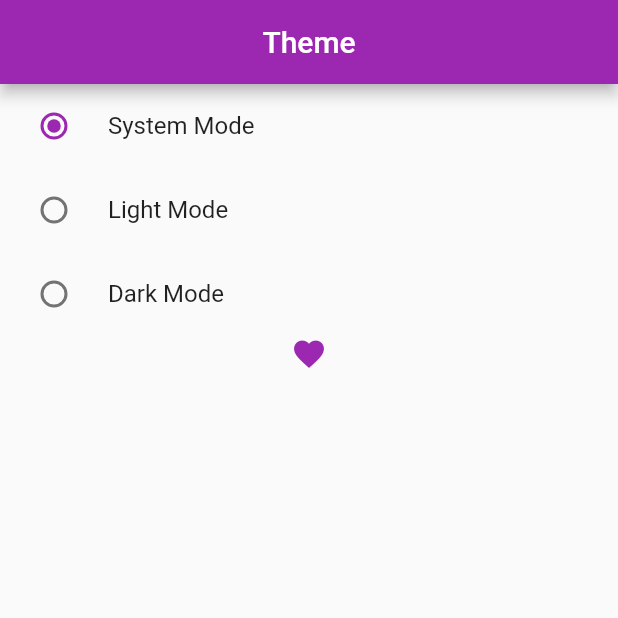
After one commit to zainahmed0597/Chapter-14_flutter_provider_state_management_course, a Flutter app: the screen it shows after launch, after a tap on "System Mode", on a phone screen of 412 x 824 dp, the top half of it. The commit adds this screen. Run offline on Flutter 3.47's test engine with Material 2 defaults, Android fonts, the phone set to English and light mode, and no system bars.

Commit message:
Change theme color using provider

```diff
--- a/lib/main.dart
+++ b/lib/main.dart
@@ -2,9 +2,9 @@ import 'package:flutter/material.dart';
 import 'package:flutter_provider_state_management_course/provider/count_provider.dart';
 import 'package:flutter_provider_state_management_course/provider/example_one_provider.dart';
 import 'package:flutter_provider_state_management_course/provider/favourite_provider.dart';
+import 'package:flutter_provider_state_management_course/provider/theme_changer_provider.dart';
+import 'package:flutter_provider_state_management_course/screen/favourite/dark_theme.dart';
 import 'package:provider/provider.dart';
-
-import 'screen/favourite/favourite_screen.dart';
 
 void main() {
   runApp(const MyApp());
@@ -20,15 +20,35 @@ class MyApp extends StatelessWidget {
         ChangeNotifierProvider(create: (_) => CountProvider()),
         ChangeNotifierProvider(create: (_) => ExampleOneProvider()),
         ChangeNotifierProvider(create: (_) => FavouriteItemsProvider()),
+        ChangeNotifierProvider(create: (_) => ThemeChanger()),
       ],
-      child: MaterialApp(
-        title: 'Flutter Demo',
-        debugShowCheckedModeBanner: false,
-        theme: ThemeData(
-          primarySwatch: Colors.blue,
-        ),
-        home: FavouriteScreen(),
-      ),
+      child: Builder(builder: (BuildContext context){
+        final themeChanger = Provider.of<ThemeChanger>(context);
+        return MaterialApp(
+          title: 'Flutter Demo',
+          themeMode: themeChanger.thememode,
+          debugShowCheckedModeBanner: false,
+          theme: ThemeData(
+            brightness: Brightness.light,
+            primarySwatch: Colors.purple,
+              iconTheme: const IconThemeData(
+                  color: Colors.purple
+              )
+          ),
+          darkTheme: ThemeData(
+            brightness: Brightness.dark,
+            primarySwatch: Colors.teal,
+            primaryColor: Colors.teal,
+            appBarTheme: const AppBarTheme(
+              backgroundColor: Colors.teal
+            ),
+            iconTheme: const IconThemeData(
+              color: Colors.teal,
+            ),
+          ),
+          home: DarkThemeScreen(),
+        );
+      }),
     );
   }
 }
--- /dev/null
+++ b/lib/provider/theme_changer_provider.dart
@@ -0,0 +1,11 @@
+import 'package:flutter/material.dart';
+
+class ThemeChanger with ChangeNotifier{
+  var _themeMode = ThemeMode.light;
+  ThemeMode get thememode => _themeMode;
+
+  void setTheme(themeMode){
+    _themeMode = themeMode;
+    notifyListeners();
+  }
+}
--- /dev/null
+++ b/lib/screen/favourite/dark_theme.dart
@@ -0,0 +1,47 @@
+import 'package:flutter/material.dart';
+import 'package:provider/provider.dart';
+
+import '../../provider/theme_changer_provider.dart';
+
+class DarkThemeScreen extends StatefulWidget {
+  const DarkThemeScreen({Key? key}) : super(key: key);
+
+  @override
+  State<DarkThemeScreen> createState() => _DarkThemeScreenState();
+}
+
+class _DarkThemeScreenState extends State<DarkThemeScreen> {
+  @override
+  Widget build(BuildContext context) {
+    final themeChanger = Provider.of<ThemeChanger>(context);
+    return Scaffold(
+      appBar: AppBar(
+        title: const Text('Theme'),
+        centerTitle: true,
+      ),
+      body: Column(
+        children: [
+          RadioListTile<ThemeMode>(
+            title: const Text('System Mode'),
+            value: ThemeMode.system,
+            groupValue: themeChanger.thememode,
+            onChanged: themeChanger.setTheme,
+          ),
+          RadioListTile<ThemeMode>(
+            title: const Text('Light Mode'),
+              value: ThemeMode.light,
+              groupValue: themeChanger.thememode,
+              onChanged: themeChanger.setTheme,
+          ),
+          RadioListTile<ThemeMode>(
+            title: const Text('Dark Mode'),
+              value: ThemeMode.dark,
+              groupValue: themeChanger.thememode,
+              onChanged: themeChanger.setTheme,
+          ),
+          Icon(Icons.favorite),
+        ],
+      ),
+    );
+  }
+}
```
